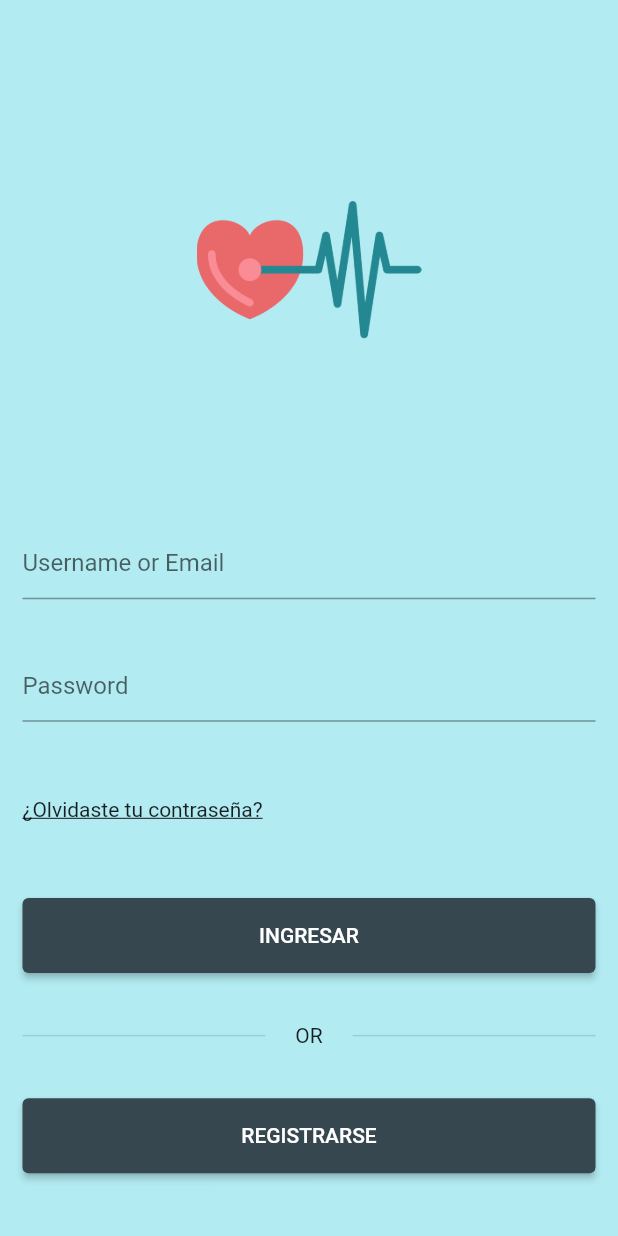
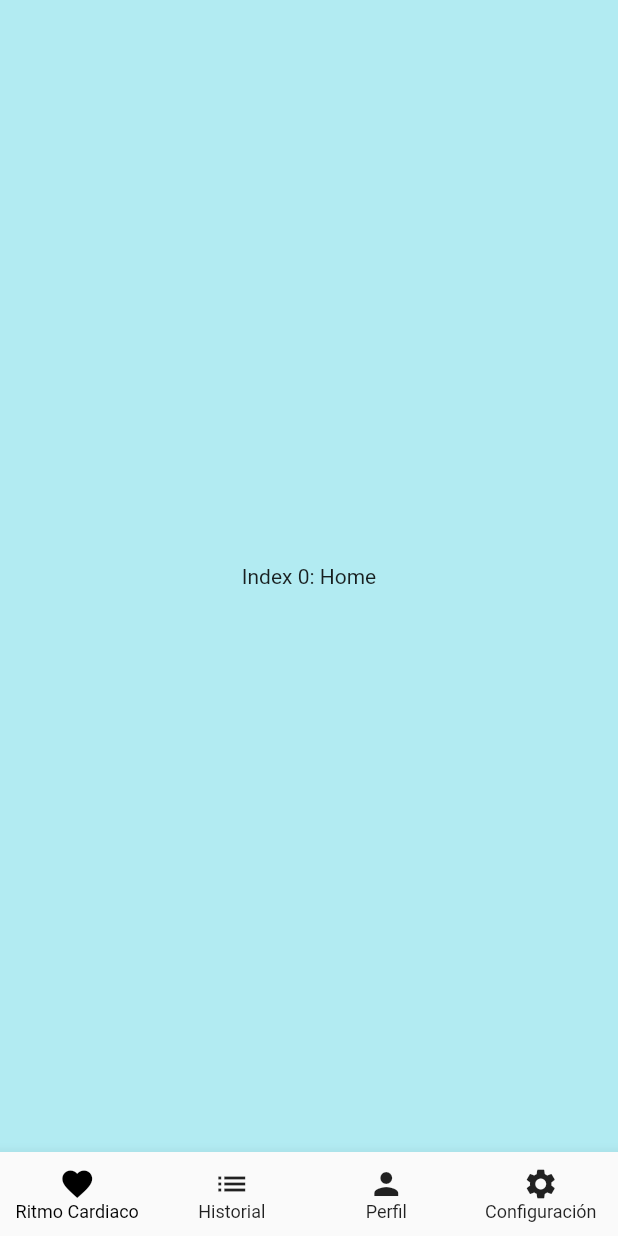
Before and after one commit to sadaakisz/it_innova_flutter, a Flutter app: the screen it shows after launch, on a phone screen of 412 x 824 dp. Run offline on Flutter 3.47's test engine with Material 2 defaults, Android fonts, the phone set to English and light mode, and no system bars.

Commit message:
Made bottomNavigationBar.

```diff
--- a/lib/main.dart
+++ b/lib/main.dart
@@ -1,5 +1,5 @@
 import 'package:flutter/material.dart';
-import 'package:it_innova_flutter/pages/login.dart';
+import 'package:it_innova_flutter/pages/home.dart';
 
 void main() {
   runApp(MyApp());
@@ -24,7 +24,7 @@ class MyApp extends StatelessWidget {
                   MaterialStateProperty.all<Color>(Colors.blueGrey.shade800)),
         ),
       ),
-      home: Login(),
+      home: Home(),
     );
   }
 }
--- /dev/null
+++ b/lib/pages/home.dart
@@ -0,0 +1,58 @@
+import 'package:flutter/material.dart';
+
+class Home extends StatefulWidget {
+  const Home({Key? key}) : super(key: key);
+
+  @override
+  _HomeState createState() => _HomeState();
+}
+
+class _HomeState extends State<Home> {
+  int _selectedIndex = 0;
+  static const List<Widget> _widgetOptions = <Widget>[
+    Text(
+      'Index 0: Home',
+    ),
+    Text(
+      'Index 1: Business',
+    ),
+    Text(
+      'Index 2: School',
+    ),
+    Text(
+      'Index 3: Wark',
+    ),
+  ];
+  void _onItemTapped(int index) {
+    setState(() {
+      _selectedIndex = index;
+    });
+  }
+
+  @override
+  Widget build(BuildContext context) {
+    return Scaffold(
+      body: Center(
+        child: _widgetOptions.elementAt(_selectedIndex),
+      ),
+      bottomNavigationBar: BottomNavigationBar(
+        type: BottomNavigationBarType.fixed,
+        showUnselectedLabels: true,
+        selectedLabelStyle: TextStyle(color: Colors.black87, fontSize: 12),
+        unselectedLabelStyle: TextStyle(fontSize: 12),
+        unselectedItemColor: Colors.black87,
+        items: <BottomNavigationBarItem>[
+          BottomNavigationBarItem(
+              icon: Icon(Icons.favorite), label: 'Ritmo Cardiaco'),
+          BottomNavigationBarItem(icon: Icon(Icons.list), label: 'Historial'),
+          BottomNavigationBarItem(icon: Icon(Icons.person), label: 'Perfil'),
+          BottomNavigationBarItem(
+              icon: Icon(Icons.settings), label: 'Configuración'),
+        ],
+        currentIndex: _selectedIndex,
+        selectedItemColor: Colors.black,
+        onTap: _onItemTapped,
+      ),
+    );
+  }
+}
```
